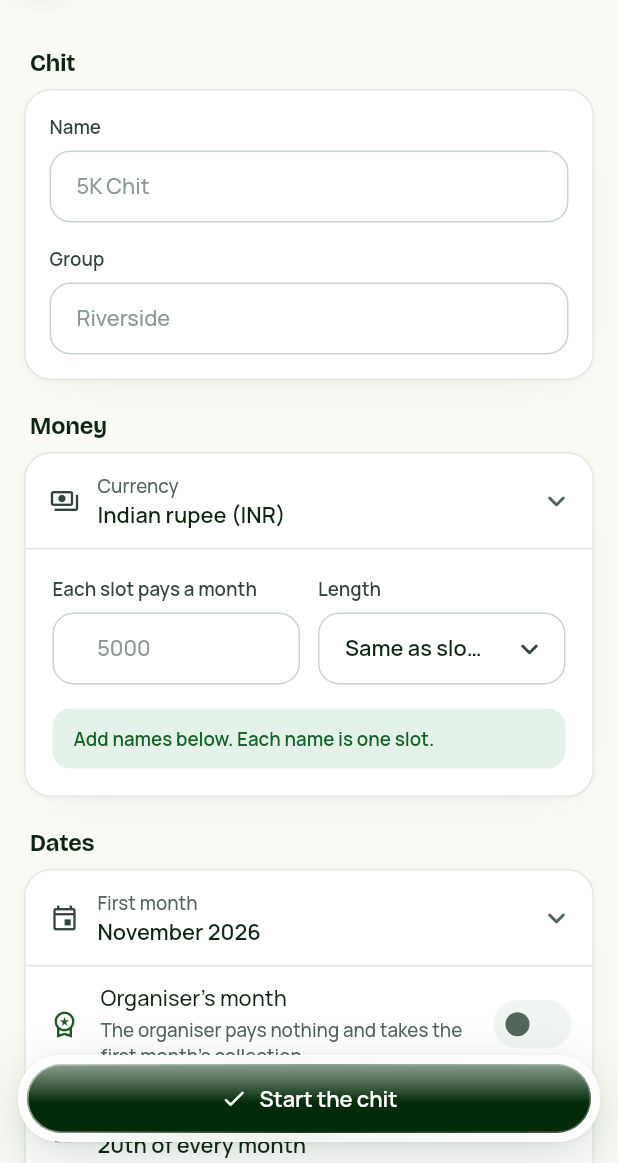
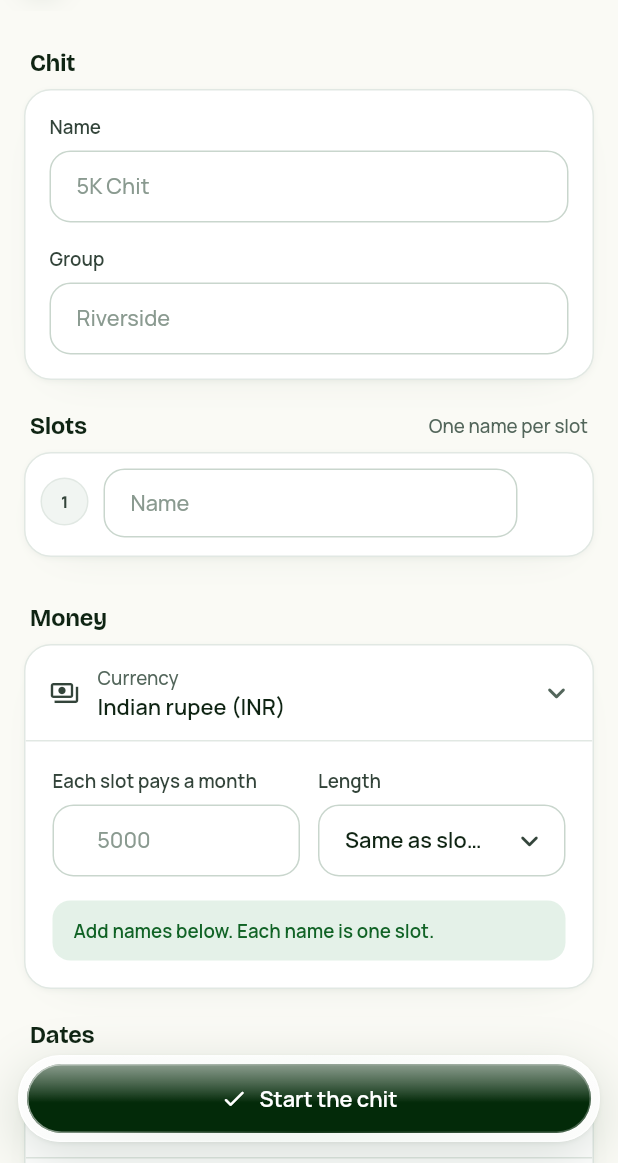
Before and after one commit to NAVICORP/kuree, a Flutter app: the KuriEditorScreen screen opened directly, on a phone screen of 412 x 824 dp, the part 73-1236 px from its top. Run offline on Flutter 3.47's test engine with Material 3 defaults, Android fonts, the phone set to English and light mode, and no system bars; our stand-ins replace audioplayers, firebase_core, firebase_messaging, flutter_local_notifications, google_sign_in, share_plus and 4 more; missing offline and left inert: flutter_quick_video_encoder, gal; accounts and stored records are empty; project files that could hold a hidden picture were left out.

Commit message:
Chit editor: names come before Money and Dates
Each name is a slot, and the slots decide the pot and which lengths fit, so
the slots now come right after the chit's name, then Money, then Dates.

Co-Authored-By: Claude Opus 5.5 <noreply@anthropic.com>
Claude-Session: https://claude.ai/code/session_01Sb4k224acfZHz9i2Z4zLUu

```diff
--- a/app/lib/ui/kuri_editor.dart
+++ b/app/lib/ui/kuri_editor.dart
@@ -382,6 +382,15 @@ class _KuriEditorScreenState extends State<KuriEditorScreen> {
                 _field(s.fieldGroup, _group, hint: s.groupHint, caps: TextCapitalization.words),
               ]),
             ),
+            // Names first: the slots decide the pot and the lengths on offer.
+            SectionTitle(
+              s.slots,
+              trailing: slots == 0 ? Text(s.oneNamePerSlot, style: T.small) : Pill('$slots', color: K.surface2, fg: K.ink2),
+            ),
+            for (var i = 0; i < rows.length; i++) ...[
+              _slotRow(i, s, cur),
+              const SizedBox(height: Sp.md - 2),
+            ],
             SectionTitle(s.sectionMoney),
             KCard(
               padding: EdgeInsets.zero,
@@ -486,14 +495,6 @@ class _KuriEditorScreenState extends State<KuriEditorScreen> {
                 ),
               ]),
             ),
-            SectionTitle(
-              s.slots,
-              trailing: slots == 0 ? Text(s.oneNamePerSlot, style: T.small) : Pill('$slots', color: K.surface2, fg: K.ink2),
-            ),
-            for (var i = 0; i < rows.length; i++) ...[
-              _slotRow(i, s, cur),
-              const SizedBox(height: Sp.md - 2),
-            ],
             SectionTitle(s.numbersForReminders, trailing: Pill(s.countOf(withNumber, names.length), color: K.surface2, fg: K.ink2)),
             KCard(
               padding: EdgeInsets.zero,
```
